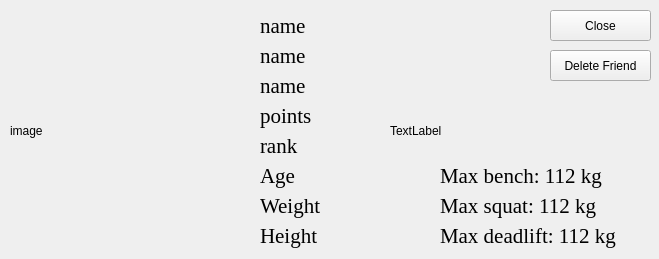
This is frontend/gym_frontend/friendwindow/friendwindow.ui in AlexMNK/dyplom-gym as Qt 5 draws it before an edit. The edited form follows.
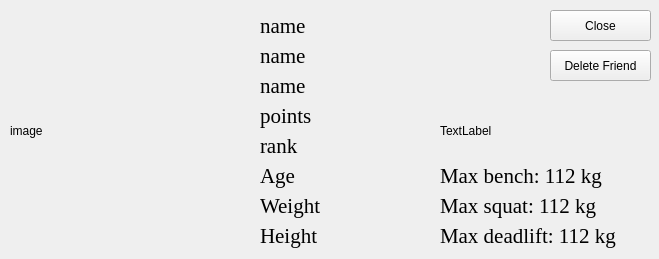
This is the edited form. Icons and pictures are not drawn.

```diff
--- a/frontend/gym_frontend/friendwindow/friendwindow.ui
+++ b/frontend/gym_frontend/friendwindow/friendwindow.ui
@@ -146,7 +146,7 @@
      <rect>
       <x>260</x>
       <y>100</y>
-      <width>121</width>
+      <width>171</width>
       <height>31</height>
      </rect>
     </property>
@@ -165,7 +165,7 @@
      <rect>
       <x>260</x>
       <y>130</y>
-      <width>121</width>
+      <width>171</width>
       <height>31</height>
      </rect>
     </property>
@@ -239,7 +239,7 @@
    <widget class="QLabel" name="rankicon">
     <property name="geometry">
      <rect>
-      <x>390</x>
+      <x>440</x>
       <y>100</y>
       <width>61</width>
       <height>61</height>
```
